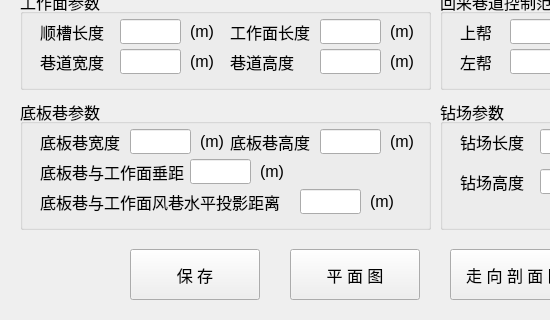
The window that python/cbm/uifiles/gas_design_p1_1_dlg.ui (wyrover/cbm) describes before a commit, drawn with Qt 5; both pictures show x 0 to 550 and y 141 to 461 of the 861 by 461 pixel window.
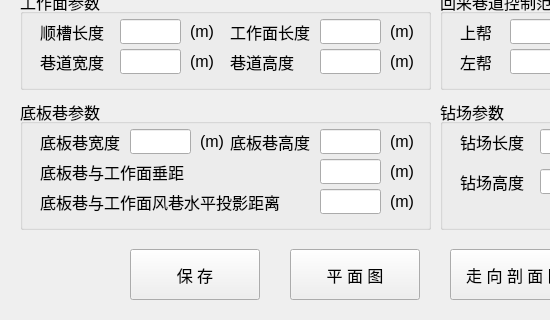
The same window after the commit. Icons and pictures are not drawn.

```diff
--- a/python/cbm/uifiles/gas_design_p1_1_dlg.ui
+++ b/python/cbm/uifiles/gas_design_p1_1_dlg.ui
@@ -314,7 +314,7 @@
     <widget class="QLineEdit" name="h_offset">
      <property name="geometry">
       <rect>
-       <x>280</x>
+       <x>300</x>
        <y>90</y>
        <width>61</width>
        <height>25</height>
@@ -365,7 +365,7 @@
     <widget class="QLineEdit" name="v_offset">
      <property name="geometry">
       <rect>
-       <x>170</x>
+       <x>300</x>
        <y>60</y>
        <width>61</width>
        <height>25</height>
@@ -406,7 +406,7 @@
     <widget class="QLabel" name="label_31">
      <property name="geometry">
       <rect>
-       <x>240</x>
+       <x>370</x>
        <y>60</y>
        <width>41</width>
        <height>25</height>
@@ -419,7 +419,7 @@
     <widget class="QLabel" name="label_32">
      <property name="geometry">
       <rect>
-       <x>350</x>
+       <x>370</x>
        <y>90</y>
        <width>41</width>
        <height>25</height>
```
Left out of the diff: 12 changed lines with no effect on the pictures.
